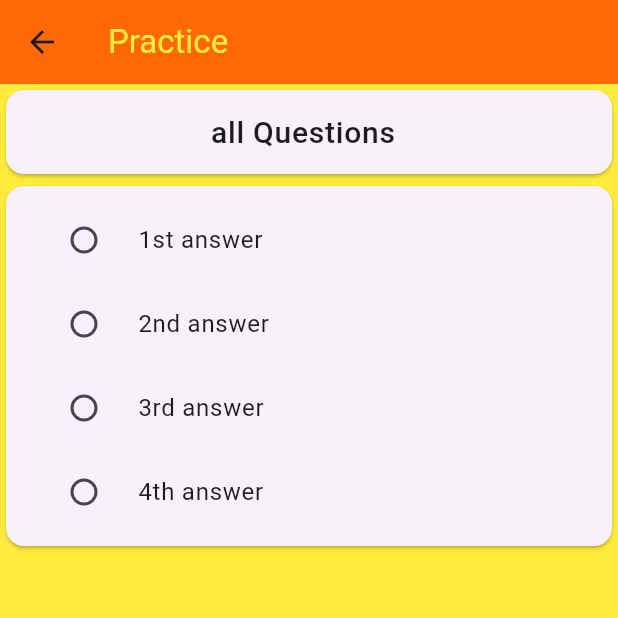
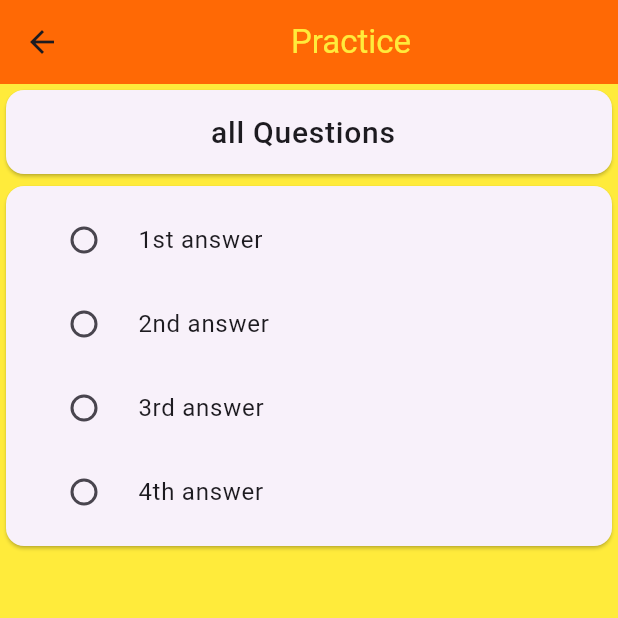
Before and after one commit to akhleshtiwari/rto_application, a Flutter app: the screen it shows after launch, after a tap on "Practice", on a phone screen of 412 x 824 dp, the top half of it. Run offline on Flutter 3.47's test engine with Material 3 defaults, Android fonts, the phone set to English and light mode, and no system bars.

Commit message:
common widget formatted

```diff
--- /dev/null
+++ b/lib/Utils/app_bar.dart
@@ -0,0 +1,15 @@
+import 'package:flutter/material.dart';
+
+PreferredSizeWidget appBar(String text) {
+  return AppBar(
+    title: Center(
+      child: Text(
+        text,
+        style: const TextStyle(
+          color: Colors.yellow,
+        ),
+      ),
+    ),
+    backgroundColor: const Color.fromARGB(255, 255, 105, 5),
+  );
+}
--- /dev/null
+++ b/lib/Utils/custom_card.dart
@@ -0,0 +1,21 @@
+import 'package:flutter/material.dart';
+
+Widget customCard(BuildContext context, Widget icons, String cardT,
+    String cardSt, Widget screen) {
+  return Card(
+    shape: const BeveledRectangleBorder(),
+    child: ListTile(
+      leading: icons,
+      title: Text(cardT),
+      subtitle: Text(cardSt),
+      onTap: () {
+        Navigator.push(
+          context,
+          MaterialPageRoute(
+            builder: (context) => screen,
+          ),
+        );
+      },
+    ),
+  );
+}
--- a/lib/Utils/custom_radio.dart
+++ b/lib/Utils/custom_radio.dart
@@ -6,7 +6,7 @@ Widget customRadio(String answer) {
       answer,
     ),
     value: 1,
-    groupValue: [],
+    groupValue: const [],
     onChanged: (value) {},
   );
 }
--- a/lib/View/home_page.dart
+++ b/lib/View/home_page.dart
@@ -1,5 +1,6 @@
 import 'package:flutter/material.dart';
-import 'package:rto_application/Utils/text.dart';
+import 'package:rto_application/Utils/app_bar.dart';
+import 'package:rto_application/Utils/custom_card.dart';
 import 'package:rto_application/View/practice_question.dart';
 import 'package:rto_application/View/question_bank.dart';
 import 'package:rto_application/View/question_screen.dart';
@@ -12,61 +13,27 @@ class HomePage extends StatelessWidget {
     return SafeArea(
       child: Scaffold(
         backgroundColor: Colors.yellow,
-        appBar: AppBar(
-          title: Center(
-            child: textYellow("RTO EXAM",),
-          ),
-          backgroundColor: const Color.fromARGB(255, 255, 105, 5),
-        ),
+        appBar: appBar("RTO EXAM"),
         body: ListView(
           children: [
-            Card(
-              shape: const BeveledRectangleBorder(),
-              child: ListTile(
-                onTap: () {
-                  Navigator.push(context,
-                      MaterialPageRoute(builder: (context) => QuestionBank()));
-                },
-                leading: const Icon(Icons.question_answer),
-                title: const Text("Question Bank"),
-                subtitle: const Text(
-                    "List of Question and Answer and meaning of road signs. "),
-              ),
-            ),
-            Card(
-              shape: const BeveledRectangleBorder(),
-              child: ListTile(
-                leading: const Icon(Icons.note),
-                title: const Text("Practice"),
-                subtitle:
-                    const Text("Test your Knowledge and prepare for the exam."),
-                onTap: () {
-                  Navigator.push(
-                    context,
-                    MaterialPageRoute(
-                      builder: (context) => const PracticeQuestion(),
-                    ),
-                  );
-                },
-              ),
-            ),
-            Card(
-              shape: const BeveledRectangleBorder(),
-              child: ListTile(
-                leading: const Icon(Icons.note_add),
-                title: const Text("Practice"),
-                subtitle:
-                    const Text("Start your Test and show your knowledge."),
-                onTap: () {
-                  Navigator.push(
-                    context,
-                    MaterialPageRoute(
-                      builder: (context) => const QuestionScreen(),
-                    ),
-                  );
-                },
-              ),
-            )
+            customCard(
+                context,
+                const Icon(Icons.note),
+                "Question Bank",
+                "List of Question and Answer and meaning of road signs",
+                const QuestionBank()),
+            customCard(
+                context,
+                const Icon(Icons.book),
+                "Practice",
+                "Test your knowledge and prepare for the exam",
+                const PracticeQuestion()),
+            customCard(
+                context,
+                const Icon(Icons.note_add_outlined),
+                "Exam",
+                "Start Your Test and show your knowledge",
+                const QuestionScreen())
           ],
         ),
       ),
--- a/lib/View/practice_question.dart
+++ b/lib/View/practice_question.dart
@@ -1,6 +1,6 @@
 import 'package:flutter/material.dart';
+import 'package:rto_application/Utils/app_bar.dart';
 import 'package:rto_application/Utils/custom_radio.dart';
-import 'package:rto_application/Utils/text.dart';
 
 class PracticeQuestion extends StatelessWidget {
   const PracticeQuestion({super.key});
@@ -8,12 +8,7 @@ class PracticeQuestion extends StatelessWidget {
   @override
   Widget build(BuildContext context) {
     return Scaffold(
-      appBar: AppBar(
-        title: textYellow(
-          "Practice",
-        ),
-        backgroundColor: const Color.fromARGB(255, 255, 105, 5),
-      ),
+      appBar: appBar("Practice"),
       backgroundColor: Colors.yellow,
       body: ListView.builder(
         itemCount: 1,
```
Also changed, not shown: lib/Model/exam_question_list.dart (+7 -7 lines), lib/View/question_screen.dart (+2 -12 lines).
